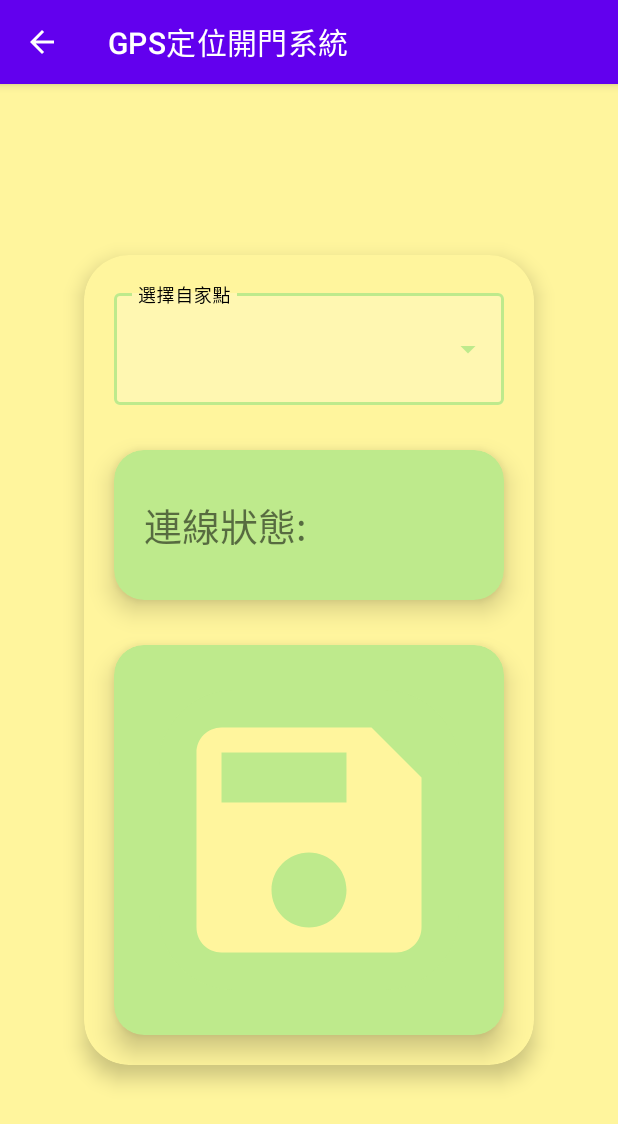
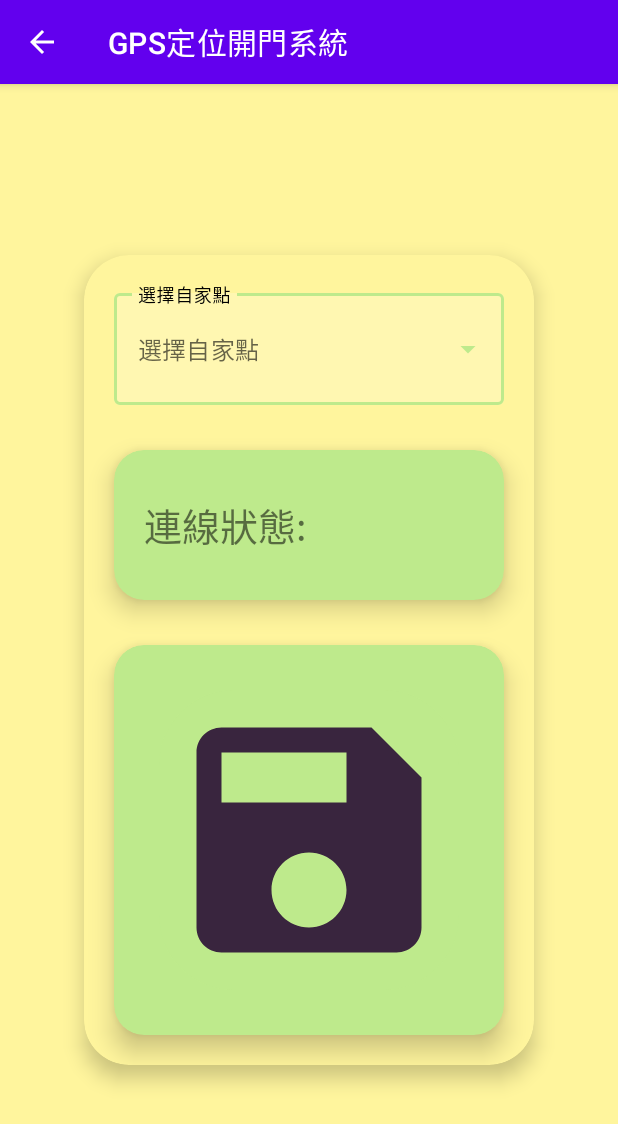
Before and after one commit to lit-cup/MQTT, an Android app: the location_selection screen opened directly, with no data from a screen before it, on a phone screen of 412 x 824 dp. Shown: the top 1124 px of the screen. Run offline under Robolectric (Android 15) with nearby library versions, the light colour scheme and no system bars; libraries missing offline, so code that uses them is left out: org.eclipse.paho.

Commit message:
location_selection UI color change

```diff
--- a/MyApplication - MQTT one thread test/app/src/main/res/drawable/baseline_save_24.xml
+++ b/MyApplication - MQTT one thread test/app/src/main/res/drawable/baseline_save_24.xml
@@ -1,4 +1,4 @@
-<vector android:height="24dp" android:tint="#FFF59D"
+<vector android:height="24dp" android:tint="#39253E"
     android:viewportHeight="24" android:viewportWidth="24"
     android:width="24dp" xmlns:android="http://schemas.android.com/apk/res/android">
     <path android:fillColor="@android:color/white" android:pathData="M17,3L5,3c-1.11,0 -2,0.9 -2,2v14c0,1.1 0.89,2 2,2h14c1.1,0 2,-0.9 2,-2L21,7l-4,-4zM12,19c-1.66,0 -3,-1.34 -3,-3s1.34,-3 3,-3 3,1.34 3,3 -1.34,3 -3,3zM15,9L5,9L5,5h10v4z"/>
--- a/MyApplication - MQTT one thread test/app/src/main/res/layout/activity_location_selection.xml
+++ b/MyApplication - MQTT one thread test/app/src/main/res/layout/activity_location_selection.xml
@@ -30,8 +30,7 @@
                 android:layout_width="match_parent"
                 android:layout_height="80dp"
                 android:layout_margin="20dp"
-                android:layout_weight="1"
-                android:hint="選擇自家點"
+                android:hint="@string/select_home"
                 app:boxStrokeColor="@color/green"
                 app:endIconTint="@color/green"
                 app:hintTextColor="@color/black">
@@ -42,6 +41,7 @@
                     android:layout_height="match_parent"
                     android:layout_weight="1"
                     android:inputType="none"
+                    android:hint="@string/select_home"
                     />
 
             </com.google.android.material.textfield.TextInputLayout>
@@ -49,7 +49,6 @@
                 android:id="@+id/location_slection_result"
                 android:layout_width="match_parent"
                 android:layout_height="100dp"
-                android:layout_centerHorizontal="true"
                 android:layout_marginStart="20dp"
                 android:layout_marginTop="10dp"
                 android:layout_marginEnd="20dp"
@@ -68,23 +67,22 @@
                         android:id="@+id/save_result_text"
                         android:layout_width="wrap_content"
                         android:layout_height="wrap_content"
-                        android:layout_gravity="center|left"
-                        android:layout_marginLeft="20dp"
-                        android:text="連線狀態:"
-                        android:textSize="25dp" />
+                        android:layout_gravity="start"
+                        android:layout_marginStart="20dp"
+                        android:text="@string/connect_state"
+                        android:textSize="25sp" />
                     <TextView
                         android:id="@+id/save_result"
                         android:layout_width="match_parent"
                         android:layout_height="wrap_content"
-                        android:layout_gravity="center|right"
-                        android:textSize="25dp" />
+                        android:layout_gravity="end"
+                        android:textSize="25sp" />
                 </LinearLayout>
             </androidx.cardview.widget.CardView>
             <androidx.cardview.widget.CardView
                 android:id="@+id/location_slection_button"
                 android:layout_width="match_parent"
                 android:layout_height="wrap_content"
-                android:layout_centerHorizontal="true"
                 android:layout_marginStart="20dp"
                 android:layout_marginTop="10dp"
                 android:layout_marginEnd="20dp"
@@ -100,7 +98,10 @@
                     android:layout_margin="30dp"
                     android:background="@drawable/control_open_btn"
                     android:scaleType="fitCenter"
-                    android:src="@drawable/baseline_save_24" />
+                    android:text="@string/save_home"
+                    android:src="@drawable/baseline_save_24"
+                    android:contentDescription="@string/save_home"
+                    />
             </androidx.cardview.widget.CardView>
         </LinearLayout>
     </androidx.cardview.widget.CardView>
--- a/MyApplication - MQTT one thread test/app/src/main/res/layout/dropdown_item.xml
+++ b/MyApplication - MQTT one thread test/app/src/main/res/layout/dropdown_item.xml
@@ -6,7 +6,8 @@
     android:padding="20dp"
     android:text="TextView"
     android:textColor="@color/black"
-    android:textSize="17dp"
+    android:textSize="17sp"
     android:textStyle="bold"
     android:radius="20dp"
+    android:background="#FEF7BA"
     />
--- a/MyApplication - MQTT one thread test/app/src/main/res/values/strings.xml
+++ b/MyApplication - MQTT one thread test/app/src/main/res/values/strings.xml
@@ -5,4 +5,7 @@
     <string name="opne">開門</string>
     <string name="close">關門</string>
     <string name="app_name_control">門的開關控制</string>
+    <string name="select_home">選擇自家點</string>
+    <string name="save_home">儲存自家點</string>
+    <string name="connect_state">連線狀態:</string>
 </resources>
```
